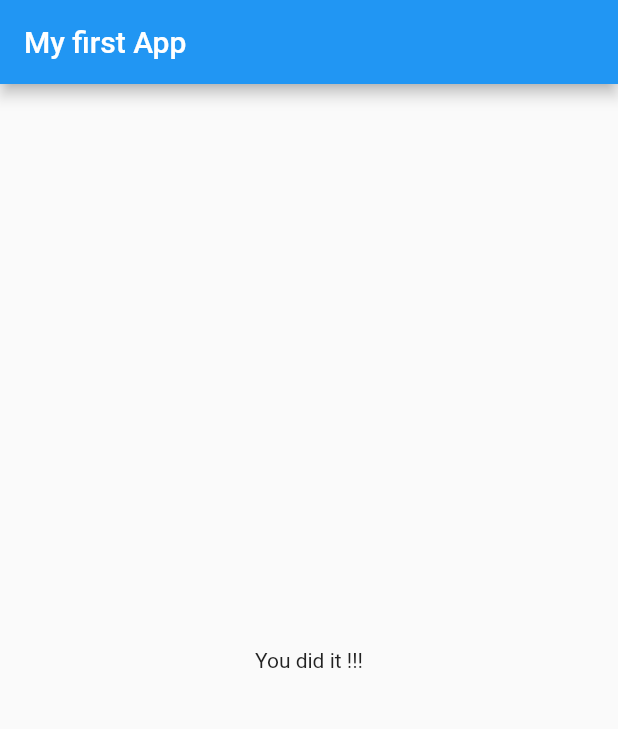
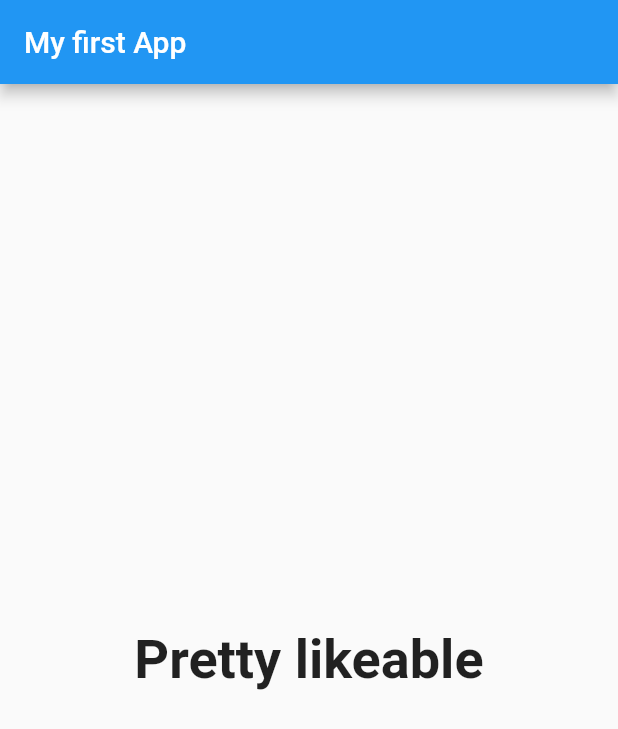
Before and after one commit to Amorem/FlutterMax, a Flutter app: the screen it shows after launch, after a tap on "Black", after a tap on "Dog", on a phone screen of 412 x 824 dp. Shown: the top 729 px of the screen. Run offline on Flutter 3.47's test engine with Material 2 defaults, Android fonts, the phone set to English and light mode, and no system bars.

Commit message:
Result are now dynamic

```diff
--- a/lib/main.dart
+++ b/lib/main.dart
@@ -16,17 +16,29 @@ class _MyAppState extends State<MyApp> {
   final _questions = const [
     {
       'questionText': 'What is you favorite color ?',
-      'answers': ['Black', 'Red', 'Green', 'Orange']
+      'answers': [
+        {'text': 'Black', 'score': 10},
+        {'text': 'Red', 'score': 5},
+        {'text': 'Green', 'score': 1},
+        {'text': 'Orange', 'score': 3}
+      ]
     },
     {
       'questionText': 'What is your favorite animal',
-      'answers': ['Cat', 'Dog', 'Bird', 'Snake']
+      'answers': [
+        {'text': 'Cat', 'score': 1},
+        {'text': 'Dog', 'score': 2},
+        {'text': 'Bird', 'score': 3},
+        {'text': 'Snake', 'score': 10}
+      ]
     }
   ];
 
   var _questionIndex = 0;
+  var _totalScore = 0;
 
-  void _answerQuestion() {
+  void _answerQuestion(int score) {
+    _totalScore += score;
     setState(() {
       _questionIndex = _questionIndex + 1;
     });
@@ -46,7 +58,7 @@ class _MyAppState extends State<MyApp> {
                   questionIndex: _questionIndex,
                   questions: _questions,
                 )
-              : Result()),
+              : Result(_totalScore)),
     );
   }
 }
--- a/lib/quiz.dart
+++ b/lib/quiz.dart
@@ -18,8 +18,9 @@ class Quiz extends StatelessWidget {
     return Column(
       children: [
         Question(questions[questionIndex]['questionText']),
-        ...(questions[questionIndex]['answers'] as List<String>)
-            .map((answer) => Answer(answerQuestion, answer))
+        ...(questions[questionIndex]['answers'] as List<Map<String, Object>>)
+            .map((answer) =>
+                Answer(() => answerQuestion(answer['score']), answer['text']))
             .toList(),
       ],
     );
--- a/lib/result.dart
+++ b/lib/result.dart
@@ -1,10 +1,31 @@
 import 'package:flutter/material.dart';
 
 class Result extends StatelessWidget {
+  final int resultScore;
+
+  Result(this.resultScore);
+
+  String get resultPhrase {
+    String resultText;
+    if (resultScore <= 8) {
+      resultText = "You are awesome and innocent";
+    } else if (resultScore <= 12) {
+      resultText = 'Pretty likeable';
+    } else if (resultScore <= 16) {
+      resultText = 'You are Strange';
+    } else {
+      resultText = "You are so bad !";
+    }
+    return resultText;
+  }
+
   @override
   Widget build(BuildContext context) {
     return Center(
-      child: Text('You did it !!!'),
+      child: Text(
+        resultPhrase,
+        style: TextStyle(fontSize: 36, fontWeight: FontWeight.bold),
+      ),
     );
   }
 }
```
